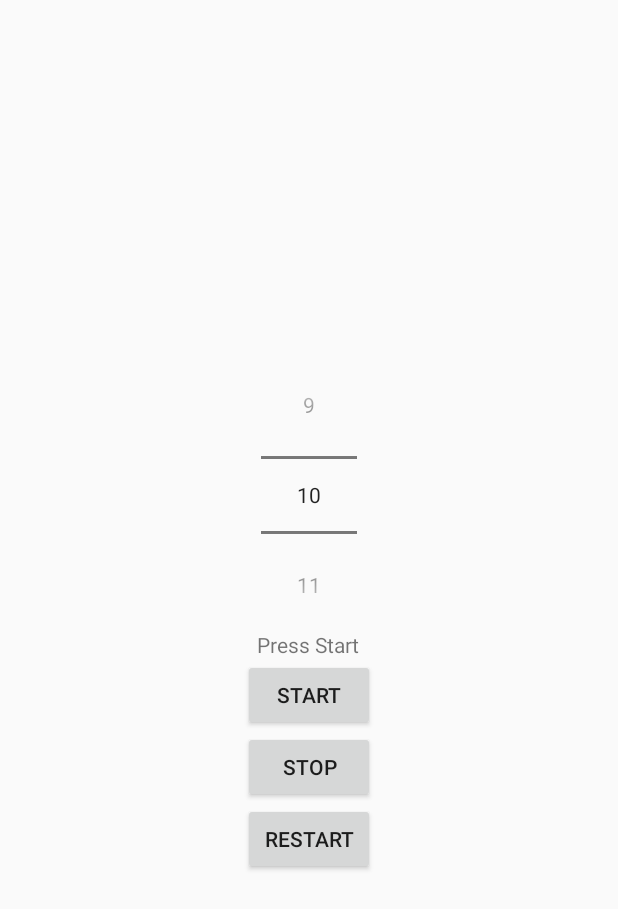
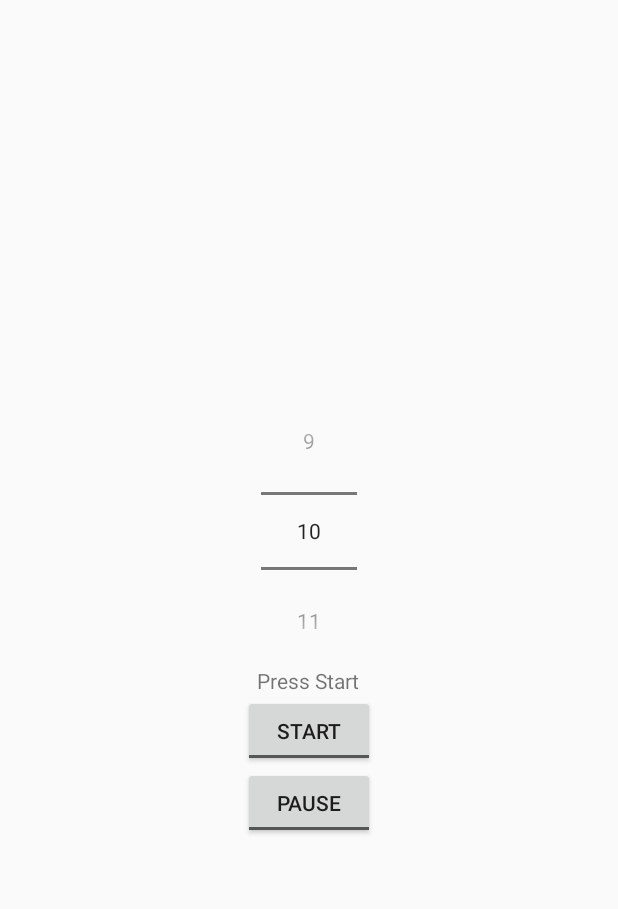
Before and after one commit to HorncatStudio/IntervalTracker, an Android app: the screen it shows after launch (HcRunningActivity), on a phone screen of 412 x 824 dp. Shown: the top 909 px of the screen. Run offline under Robolectric (Android 15) with nearby library versions, the phone set to English and light mode, and no system bars; 1 statement that could not run was skipped.

Commit message:
Changed buttons to toggle buttons, and refactored.

```diff
--- a/app/src/main/java/com/example/hcrunning/app/HcRunningActivity.java
+++ b/app/src/main/java/com/example/hcrunning/app/HcRunningActivity.java
@@ -1,22 +1,17 @@
 package com.example.hcrunning.app;
 
 import android.app.Activity;
-import android.media.MediaPlayer;
 import android.os.Bundle;
-import android.os.CountDownTimer;
 import android.view.View.OnClickListener;
 import android.view.View;
 import android.widget.Button;
 import android.widget.NumberPicker;
 import android.widget.TextView;
+import android.widget.ToggleButton;
 
 public class HcRunningActivity extends Activity {
-
-    public TextView mCurrentTimeTextView;
-
-    //private MyCountDownTimer mCountDownTimer = new MyCountDownTimer(3 * 1000, 50);
+    private TextView mCurrentTimeTextView;
     private MyCountDownTimer mCountDownTimer;
-
     private NumberPicker mNumberPicker;
 
     @Override
@@ -24,75 +19,57 @@ public class HcRunningActivity extends Activity {
       super.onCreate(savedInstanceState);
       setContentView(R.layout.activity_hc_running);
 
-        mCurrentTimeTextView = (TextView) findViewById(R.id.textView);
+      this.mCurrentTimeTextView = (TextView) findViewById(R.id.textView);
 
-        mNumberPicker = (NumberPicker) findViewById(R.id.numberPicker);
+      this.mCountDownTimer = new MyCountDownTimer(mNumberPicker.getValue() * 1000, 50, mCurrentTimeTextView, this);
 
-        mNumberPicker.setMinValue(1);
-        mNumberPicker.setMaxValue(20);
-        mNumberPicker.setWrapSelectorWheel(false);
-        mNumberPicker.setValue(10);
+      this.mNumberPicker = (NumberPicker) findViewById(R.id.numberPicker);
+      this.mNumberPicker.setMinValue(1);
+      this.mNumberPicker.setMaxValue(20);
+      this.mNumberPicker.setWrapSelectorWheel(false);
+      this.mNumberPicker.setValue(10);
 
-       // mCountDownTimer = new MyCountDownTimer(Integer.parseInt(mNumberPicker.getDisplayedValues()) * 1000, 50);
+//      Button startActivationButton = (Button) findViewById(R.id.start_activation_button);
+//      startActivationButton.setOnClickListener(new OnClickListener() {
+//        @Override
+//        public void onClick(View v) {
+//          mCountDownTimer.start();
+//        }
+//      });
 
-        Button startActivationButton = (Button) findViewById(R.id.start_activation_button);
-        startActivationButton.setOnClickListener(new OnClickListener() {
-            @Override
-            public void onClick(View v) {
-                mCountDownTimer = new MyCountDownTimer( mNumberPicker.getValue() * 1000, 50);
-                mCountDownTimer.start();
-            }
-        });
-
-        Button stopActivationButton = (Button) findViewById(R.id.stop_activation_button);
-        stopActivationButton.setOnClickListener(new OnClickListener() {
-            @Override
-            public void onClick(View v) {
-                mCountDownTimer.cancel();
-            }
-        });
-
-        Button restartActivationButton = (Button) findViewById(R.id.restart_activation_button);
-        restartActivationButton.setOnClickListener(new OnClickListener() {
-            @Override
-            public void onClick(View v) {
-                String currentTime = mCurrentTimeTextView.getText().toString();
-                String[] currentSplitTime = currentTime.split(":", 0);
-                int currentMinute = Integer.parseInt(currentSplitTime[0]);
-                int currentSeconds = Integer.parseInt(currentSplitTime[1]);
-                int currentTotalInSeconds = (currentMinute * 60) + currentSeconds;
-                mCountDownTimer = new MyCountDownTimer( currentTotalInSeconds * 1000, 1000);
-                mCountDownTimer.start();
-            }
-        });
-
+//        Button restartActivationButton = (Button) findViewById(R.id.pauseContinue_ToggleButton);
+//        restartActivationButton.setOnClickListener(new OnClickListener() {
+//            @Override
+//            public void onClick(View v) {
+//                mCountDownTimer = new MyCountDownTimer(mCountDownTimer.getCurrentTimeInSeconds() * 1000, 1000, mCurrentTimeTextView);
+//                mCountDownTimer.start();
+//            }
+//        });
     }
 
-    public class MyCountDownTimer extends CountDownTimer {
-        public MyCountDownTimer(long millisInFuture, long countdownInterval) {
-            super(millisInFuture, countdownInterval);
-        }
-
-        @Override
-        public void onFinish() {
-            mCurrentTimeTextView.setText("Done!");
-            final MediaPlayer mPlayer = MediaPlayer.create(getApplicationContext(), R.raw.coinsound);
-            mPlayer.setOnCompletionListener(new MediaPlayer.OnCompletionListener() {
-                @Override
-                public void onCompletion(MediaPlayer mp) {
-                      mp.release();
-                }
-            });
-            try {
-                mPlayer.start();
-            } catch (Exception e) {
-                e.printStackTrace();
+    public void startAndCancelToggleButton(View view) {
+      ToggleButton pauseContinueButtonActivator = (ToggleButton) findViewById(R.id.pauseContinue_ToggleButton);
+      boolean on = ((ToggleButton) view).isChecked();
+      if (on) {
+        //Cancel state
+        pauseContinueButtonActivator.setClickable(false);
+        this.mCountDownTimer.clearCurrrentTime(this.mCurrentTimeTextView);
+      } else {
+        //Start state
+        pauseContinueButtonActivator.setClickable(true);
+        this.mCountDownTimer.start();
       }
     }
 
-        @Override
-        public void onTick(long millisUntilFinished) {
-            mCurrentTimeTextView.setText(Long.toString(millisUntilFinished / 1000 / 60) + ":" + Long.toString((millisUntilFinished / 1000 % 60) + 1));
+    public void pauseAndContinueToggleButton(View view) {
+      boolean on = ((ToggleButton) view).isChecked();
+        if (on) {
+          //Continue state
+          this.mCountDownTimer = new MyCountDownTimer(this.mCountDownTimer.getCurrentTimeInSeconds() * 1000, 50, mCurrentTimeTextView, this);
+          this.mCountDownTimer.start();
+        } else {
+          //Pause state
+          this.mCountDownTimer.cancel();
         }
       }
 
--- a/app/src/main/res/layout/activity_hc_running.xml
+++ b/app/src/main/res/layout/activity_hc_running.xml
@@ -16,22 +16,21 @@
         android:layout_height="wrap_content"
         android:text="Press Start"/>
 
-    <Button
-        android:id="@+id/start_activation_button"
+    <ToggleButton
+        android:id="@+id/startCancelToggleButton"
         android:layout_width="wrap_content"
         android:layout_height="wrap_content"
-        android:text="Start" />
+        android:textOn="Cancel"
+        android:textOff="Start"
+        android:onClick="startAndCancelToggleButton"/>
 
-    <Button
-        android:id="@+id/stop_activation_button"
+    <ToggleButton
+        android:id="@+id/pauseContinueToggleButton"
         android:layout_width="wrap_content"
         android:layout_height="wrap_content"
-        android:text="Stop" />
-
-    <Button
-        android:id="@+id/restart_activation_button"
-        android:layout_width="wrap_content"
-        android:layout_height="wrap_content"
-        android:text="Restart" />
+        android:textOn="Continue"
+        android:textOff="Pause"
+        android:onClick="pauseAndContinueToggleButton"
+        android:clickable="false" />
 
 </LinearLayout>
```
Also changed, not shown: app/src/main/java/com/example/hcrunning/app/MyCountDownTimer.java (added, +57 -0 lines). Lines whose indentation alone changed are shown as unchanged.
